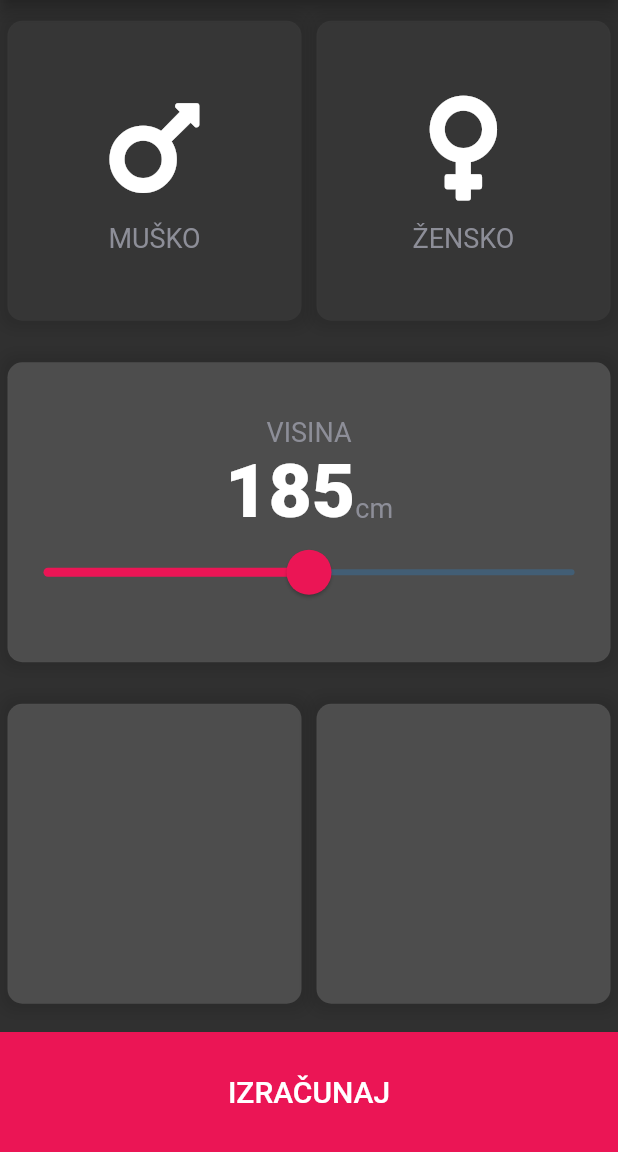
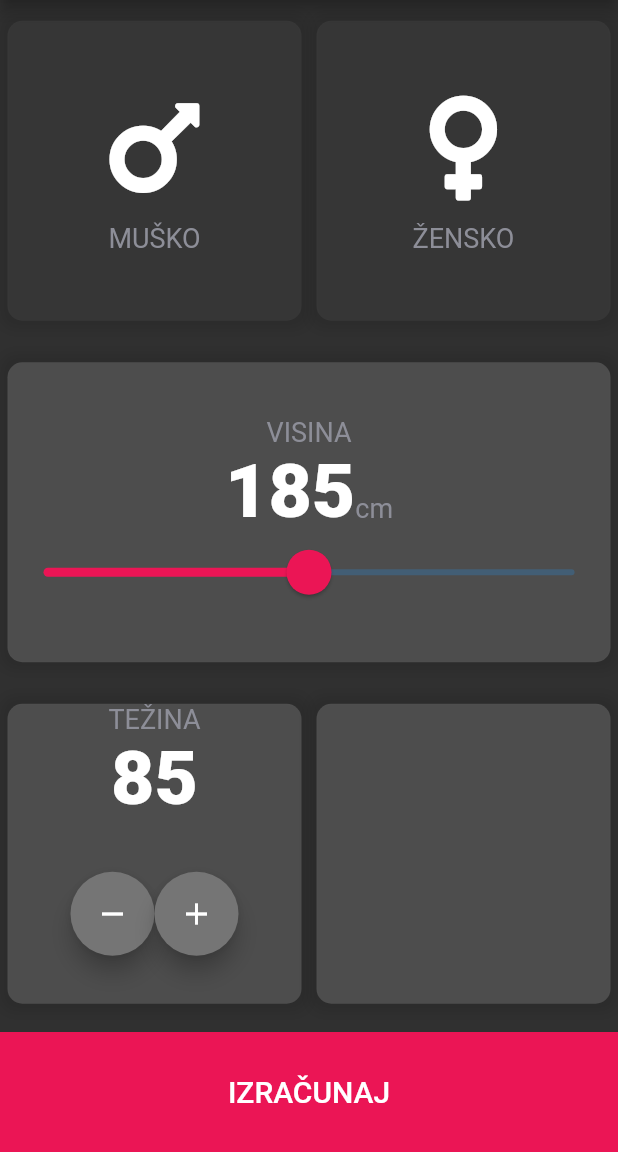
Before and after one commit to azemavdic/bmi_calculator_flutter, a Flutter app: the screen it shows after launch, on a phone screen of 412 x 824 dp, the part 84-1236 px from its top. Run offline on Flutter 3.47's test engine with Material 2 defaults, Android fonts, the phone set to English and light mode, and no system bars; our stand-ins replace font_awesome_flutter.

Commit message:
weight part done

```diff
--- a/lib/card_child_content.dart
+++ b/lib/card_child_content.dart
@@ -16,13 +16,16 @@ class CardChildContent extends StatelessWidget {
     return Column(
       mainAxisAlignment: MainAxisAlignment.center,
       children: [
+        //Ikona muška ili ženska
         FaIcon(
           iconType,
           size: 80,
         ),
+        //Razmak između ikone i teksta
         SizedBox(
           height: 10,
         ),
+        //Tekst 'muško'/'žensko'
         Text(
           gender,
           style: kLabelTextStyle,
--- a/lib/constants.dart
+++ b/lib/constants.dart
@@ -2,6 +2,7 @@ import 'package:flutter/material.dart';
 
 const double kBottomContainerHeight = 80.0;
 const Color kBottomContainerColor = Color(0xFFEB1555);
+const Color kOverlayColor = Color(0x29EB1555);
 const Color kActiveBoxColor = Color.fromRGBO(100, 100, 100, 0.6);
 const Color kInactiveBoxColor = Color.fromRGBO(100, 100, 100, 0.2);
 
--- a/lib/input_page.dart
+++ b/lib/input_page.dart
@@ -14,6 +14,19 @@ enum Gender { male, female }
 class _InputPageState extends State<InputPage> {
   Gender selectedGender;
   int _heightValue = 185;
+  int _weightValue = 85;
+
+  void addWeight() {
+    setState(() {
+      _weightValue++;
+    });
+  }
+
+  void removeWeight() {
+    setState(() {
+      _weightValue--;
+    });
+  }
 
   @override
   Widget build(BuildContext context) {
@@ -90,6 +103,9 @@ class _InputPageState extends State<InputPage> {
                       ),
                       SliderTheme(
                         data: SliderTheme.of(context).copyWith(
+                          activeTrackColor: kBottomContainerColor,
+                          thumbColor: kBottomContainerColor,
+                          overlayColor: kOverlayColor,
                           thumbShape:
                               RoundSliderThumbShape(enabledThumbRadius: 15),
                         ),
@@ -97,7 +113,6 @@ class _InputPageState extends State<InputPage> {
                           value: _heightValue.toDouble(),
                           max: maxHeight.toDouble(),
                           min: minHeight.toDouble(),
-                          activeColor: kBottomContainerColor,
                           onChanged: (double value) {
                             setState(() {
                               _heightValue = value.round();
@@ -113,8 +128,39 @@ class _InputPageState extends State<InputPage> {
           ),
           Expanded(
             child: Row(
-              children: [
-                ReusableCard(colour: kActiveBoxColor),
+              children: <Widget>[
+                ReusableCard(
+                  colour: kActiveBoxColor,
+                  cardChild: Column(
+                    mainAxisAlignment: MainAxisAlignment.center,
+                    children: <Widget>[
+                      Text(
+                        'TEŽINA',
+                        style: kLabelTextStyle,
+                      ),
+                      Text(
+                        _weightValue.toString(),
+                        style: kNumberTextStyle,
+                      ),
+                      Expanded(
+                        child: Row(
+                          mainAxisAlignment: MainAxisAlignment.center,
+                          crossAxisAlignment: CrossAxisAlignment.center,
+                          children: <Widget>[
+                            AddRemoveBtn(
+                              icon: Icons.remove,
+                              onPress: removeWeight,
+                            ),
+                            AddRemoveBtn(
+                              icon: Icons.add,
+                              onPress: addWeight,
+                            ),
+                          ],
+                        ),
+                      ),
+                    ],
+                  ),
+                ),
                 ReusableCard(colour: kActiveBoxColor),
               ],
             ),
@@ -136,3 +182,21 @@ class _InputPageState extends State<InputPage> {
     );
   }
 }
+
+class AddRemoveBtn extends StatelessWidget {
+  AddRemoveBtn({this.onPress, this.icon});
+  final Function onPress;
+  final IconData icon;
+
+  @override
+  Widget build(BuildContext context) {
+    return FloatingActionButton(
+      onPressed: onPress,
+      backgroundColor: Colors.grey.shade600,
+      child: Icon(
+        icon,
+        color: Colors.white,
+      ),
+    );
+  }
+}
```
